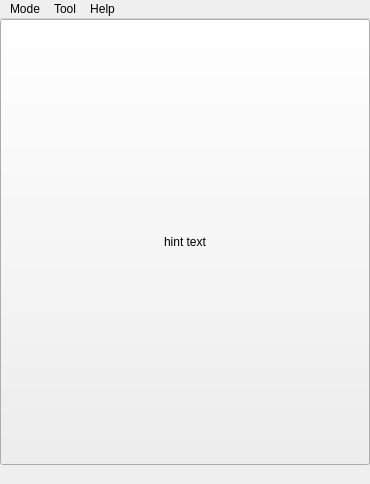
Before: the Qt Designer form src/ui/pastkwindow.ui in LambolAlee/PasTk-Cpp, drawn with Qt 5.
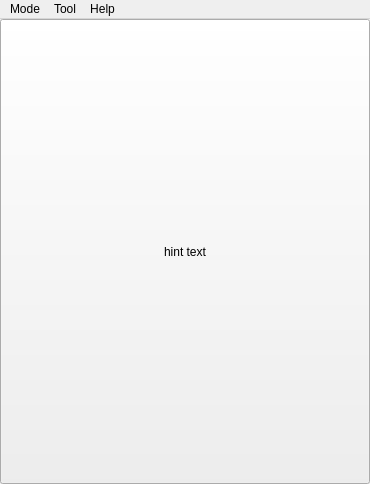
After: the same form once the commit is applied.

```diff
--- a/src/ui/pastkwindow.ui
+++ b/src/ui/pastkwindow.ui
@@ -128,11 +128,6 @@
    <addaction name="menuTool"/>
    <addaction name="menuHelp"/>
   </widget>
-  <widget class="QStatusBar" name="statusbar">
-   <property name="sizeGripEnabled">
-    <bool>false</bool>
-   </property>
-  </widget>
   <action name="actionMerge">
    <property name="text">
     <string>Merge Mode</string>
```
Left out of the diff: 2 changed lines with no effect on the pictures.
